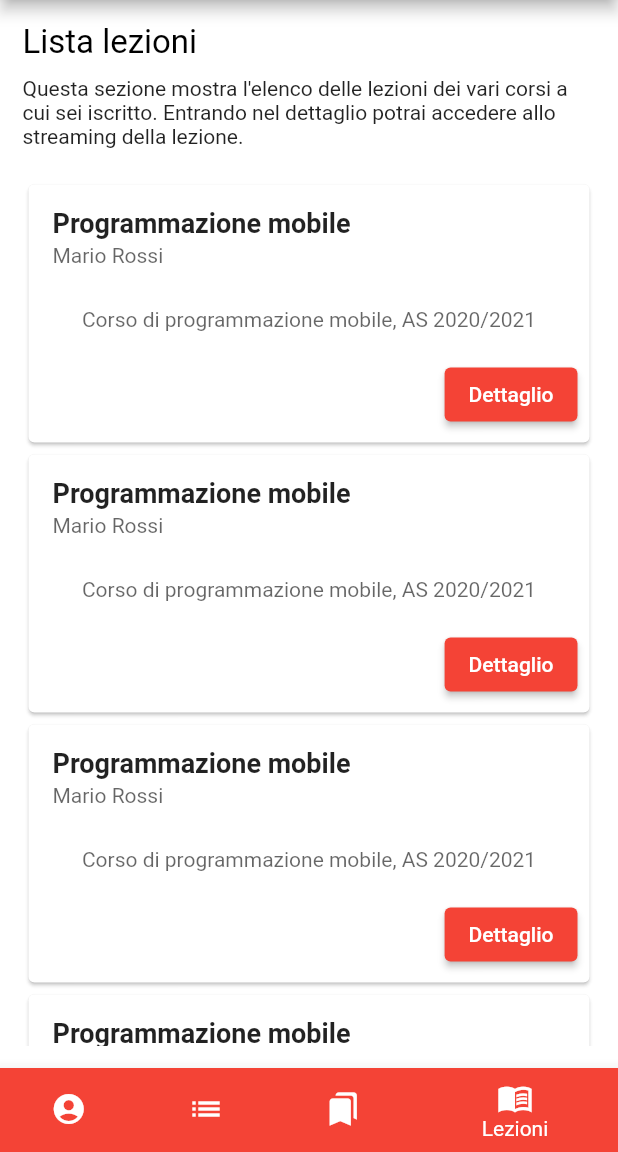
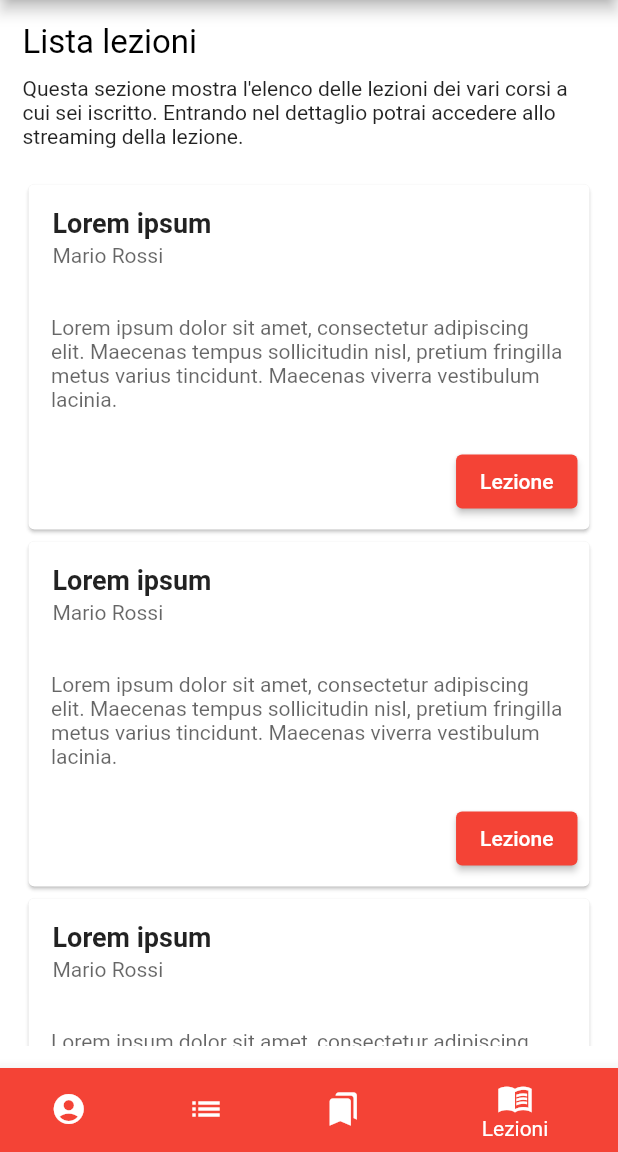
Before and after one commit to federicobenedetti/AgendaUnivPM-flutter, a Flutter app: the Navbar screen opened by its route, item 4 of the bottom bar chosen, on a phone screen of 412 x 824 dp, the part 84-1236 px from its top. Run offline on Flutter 3.47's test engine with Material 2 defaults, Android fonts, the phone set to English and light mode, and no system bars; our stand-ins replace table_calendar.

Commit message:
Flutter app is DONE

```diff
--- a/lib/widgets/cardcourse.dart
+++ b/lib/widgets/cardcourse.dart
@@ -10,14 +10,13 @@ class CardCourse extends StatefulWidget {
 class _CardCourseState extends State<CardCourse> {
   @override
   Widget build(BuildContext context) {
-
     return Card(
       clipBehavior: Clip.antiAlias,
       child: Column(
         children: [
           ListTile(
             title: const Text(
-              "Programmazione mobile",
+              "Lorem Ipsum",
               style: TextStyle(fontSize: 18, fontWeight: FontWeight.bold),
             ),
             subtitle: Text(
@@ -26,9 +25,9 @@ class _CardCourseState extends State<CardCourse> {
             ),
           ),
           Padding(
-            padding: const EdgeInsets.all(10.0),
+            padding: const EdgeInsets.all(15.0),
             child: Text(
-              'Corso di programmazione mobile, AS 2020/2021',
+              'Lorem ipsum dolor sit amet, consectetur adipiscing elit. Maecenas tempus sollicitudin nisl, pretium fringilla metus varius tincidunt. Maecenas viverra vestibulum lacinia.',
               textAlign: TextAlign.left,
               style:
                   TextStyle(fontSize: 14, color: Colors.black.withOpacity(0.6)),
--- a/lib/widgets/cardlesson.dart
+++ b/lib/widgets/cardlesson.dart
@@ -16,7 +16,7 @@ class _CardLessonState extends State<CardLesson> {
         children: [
           ListTile(
             title: const Text(
-              "Programmazione mobile",
+              "Lorem ipsum",
               style: TextStyle(fontSize: 18, fontWeight: FontWeight.bold),
             ),
             subtitle: Text(
@@ -25,9 +25,9 @@ class _CardLessonState extends State<CardLesson> {
             ),
           ),
           Padding(
-            padding: const EdgeInsets.all(10.0),
+            padding: const EdgeInsets.all(15.0),
             child: Text(
-              'Corso di programmazione mobile, AS 2020/2021',
+              'Lorem ipsum dolor sit amet, consectetur adipiscing elit. Maecenas tempus sollicitudin nisl, pretium fringilla metus varius tincidunt. Maecenas viverra vestibulum lacinia.',
               textAlign: TextAlign.left,
               style:
                   TextStyle(fontSize: 14, color: Colors.black.withOpacity(0.6)),
@@ -37,9 +37,9 @@ class _CardLessonState extends State<CardLesson> {
             mainAxisSize: MainAxisSize.max,
             children: [
               ElevatedButton(
-                child: Text("Dettaglio"),
+                child: Text("Lezione"),
                 onPressed: () {
-                  Navigator.pushNamed(context, "/dettagliocorso");
+                  Navigator.pushNamed(context, "/dettagliolezione");
                 },
               )
             ],
```
Also changed, not shown: lib/screens/user.dart (+2 -10 lines).
